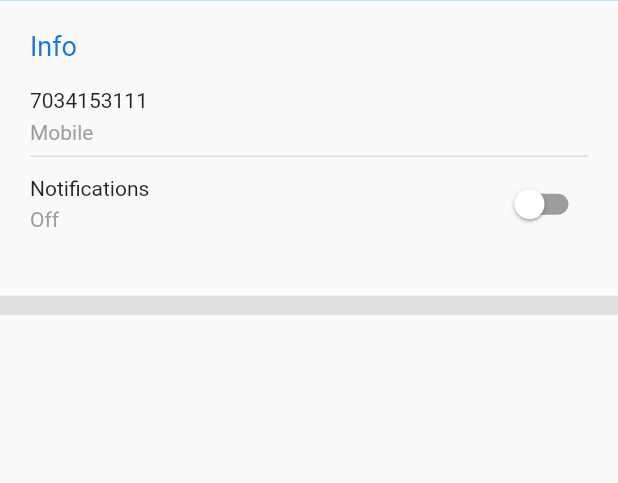
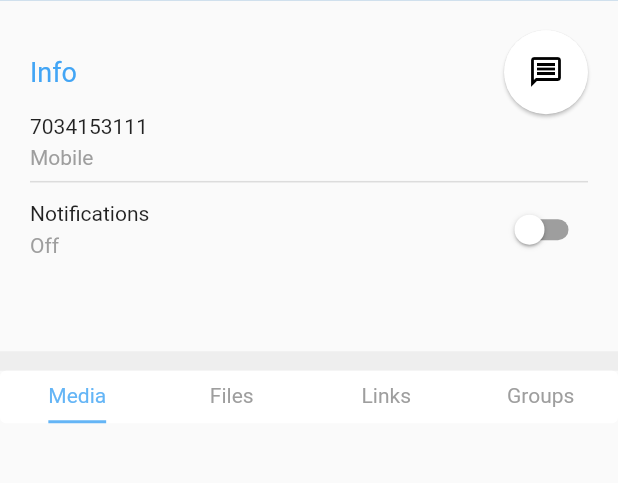
Before and after one commit to Anumodhkj/Telegram, a Flutter app: the ProfileScreen screen opened directly, on a phone screen of 412 x 824 dp, the part 556-1039 px from its top. Run offline on Flutter 3.47's test engine with Material 2 defaults, Android fonts, the phone set to English and light mode, and no system bars; our stand-ins replace bubble, outline_material_icons, webview_flutter.

Commit message:
Tab Bar Added in Profile Screen

```diff
--- a/lib/main.dart
+++ b/lib/main.dart
@@ -1,5 +1,3 @@
-import 'dart:math';
-
 import 'package:flutter/material.dart';
 import 'package:telegram/chatScreen.dart';
 import 'package:telegram/teledrawer.dart';
--- a/lib/profile.dart
+++ b/lib/profile.dart
@@ -1,8 +1,6 @@
 import 'package:flutter/material.dart';
 import 'package:telegram/chatScreen.dart';
-
 import 'package:telegram/switch.dart';
-
 
 class ProfileScreen extends StatelessWidget {
   @override
@@ -11,7 +9,9 @@ class ProfileScreen extends StatelessWidget {
     final lastseen = 'last seen recently';
     final imgurl = 'assets/user.png';
 
-    return Scaffold(
+    return DefaultTabController(
+      length: 4,
+      child: Scaffold(
         body: CustomScrollView(slivers: [
           SliverAppBar(
             backgroundColor: Color.fromRGBO(41, 118, 186, 100),
@@ -80,17 +80,36 @@ class ProfileScreen extends StatelessWidget {
               Container(
                 padding: EdgeInsets.all(20),
                 width: double.infinity,
-              height: MediaQuery.of(context).size.height * .239,
+                height: MediaQuery.of(context).size.height * .284,
                 child: Column(
                   crossAxisAlignment: CrossAxisAlignment.start,
                   children: [
+                    Row(
+                        mainAxisAlignment: MainAxisAlignment.spaceBetween,
+                        children: [
                           Text(
                             'Info',
-                    style: TextStyle(color: Colors.blue[700], fontSize: 18),
+                            style: TextStyle(
+                                color: Colors.blue[400], fontSize: 18),
                           ),
-                  Padding(
-                    padding: EdgeInsets.only(top: 18),
+                          FloatingActionButton(
+                            elevation: 1,
+                            backgroundColor: Colors.white,
+                            child: Icon(
+                              Icons.message_outlined,
+                              color: Colors.black,
                             ),
+                            onPressed: () {
+                              Navigator.push(
+                                context,
+                                MaterialPageRoute(builder: (context) {
+                                  return ChatScreen();
+                                }),
+                              );
+                            },
+                          ),
+                        ]),
+
                     Text('7034153111'),
                     Padding(
                       padding: EdgeInsets.only(top: 5),
@@ -127,11 +146,31 @@ class ProfileScreen extends StatelessWidget {
               Container(
                 height: 13,
                 width: double.infinity,
-              color: Colors.grey[300],
+                color: Colors.grey[200],
+              ),
+              Card(
+                margin: EdgeInsets.all(0),
+                elevation: 0,
+                child: Container(
+                  height: 35,
+
+                  child: TabBar(
+                      unselectedLabelColor: Colors.grey,
+                      indicatorColor: Colors.blue[300],
+                      indicatorSize: TabBarIndicatorSize.label,
+                      labelColor: Colors.blue[300],
+                      tabs: [
+                        Text('Media'),
+                        Text('Files'),
+                        Text('Links'),
+                        Text('Groups'),
+                      ]),
+                ),
               ),
             ]),
           ),
         ]),
+      ),
     );
   }
 }
```
Lines whose indentation alone changed are shown as unchanged.
